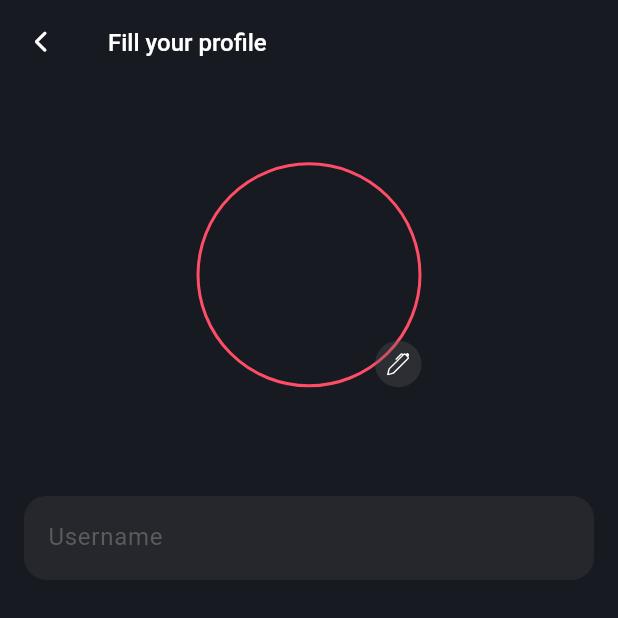
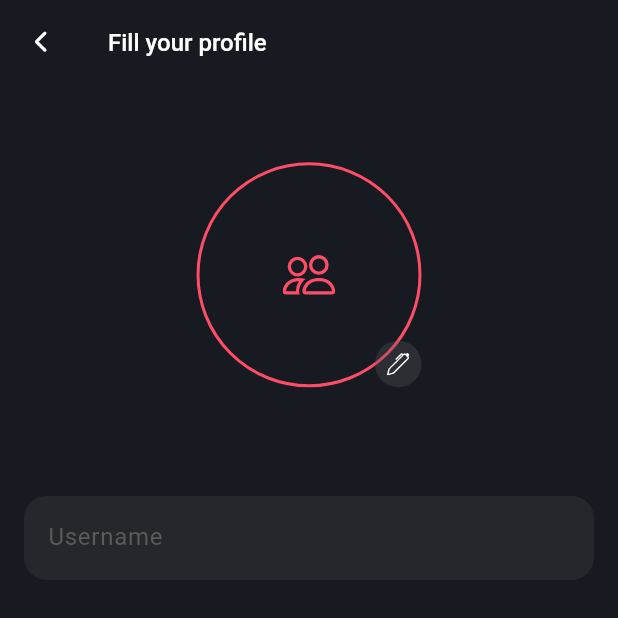
Before and after one commit to hafedh049/luxy, a Flutter app: the SignUp screen opened directly, on a phone screen of 412 x 824 dp, the top half of it. Run offline on Flutter 3.47's test engine with Material 3 defaults, Android fonts, the phone set to English and light mode, and no system bars; our stand-ins replace animated_toggle_switch, flutter_animate, fluttertoast, google_nav_bar, hive, icons_plus and 2 more; accounts and stored records are empty.

Commit message:
ModifiedM lib/views/auth/sign_up.dart

```diff
--- a/lib/views/auth/sign_up.dart
+++ b/lib/views/auth/sign_up.dart
@@ -33,7 +33,10 @@ class _SignUpState extends State<SignUp> {
   File? profilePicture;
   @override
   Widget build(BuildContext context) {
-    return Scaffold(
+    return GestureDetector(
+      onTap: () => FocusScope.of(context).unfocus(),
+      child: Scaffold(
+        resizeToAvoidBottomInset: false,
         appBar: AppBar(
           backgroundColor: dark,
           leading: IconButton(
@@ -62,7 +65,7 @@ class _SignUpState extends State<SignUp> {
                             border: Border.all(color: pink, width: 2),
                             image: profilePicture == null ? null : DecorationImage(image: AssetImage(profilePicture!.path), fit: BoxFit.cover),
                           ),
-                        child: profilePicture == null ? null : const Icon(Bootstrap.people, size: 25, color: pink),
+                          child: profilePicture != null ? null : const Icon(Bootstrap.people, size: 35, color: pink),
                         ),
                         Container(
                           padding: const EdgeInsets.all(8),
@@ -79,12 +82,7 @@ class _SignUpState extends State<SignUp> {
                 child: TextField(
                   style: const TextStyle(color: grey),
                   controller: _usernameController,
-                decoration: const InputDecoration(
-                  contentPadding: EdgeInsets.all(16),
-                  border: InputBorder.none,
-                  hintText: "Username",
-                  hintStyle: TextStyle(color: grey),
-                ),
+                  decoration: const InputDecoration(contentPadding: EdgeInsets.all(16), border: InputBorder.none, hintText: "Username", hintStyle: TextStyle(color: grey)),
                 ),
               ),
               Container(
@@ -92,12 +90,7 @@ class _SignUpState extends State<SignUp> {
                 child: TextField(
                   style: const TextStyle(color: grey),
                   controller: _emailController,
-                decoration: const InputDecoration(
-                  contentPadding: EdgeInsets.all(16),
-                  border: InputBorder.none,
-                  hintText: "E-mail",
-                  hintStyle: TextStyle(color: grey),
-                ),
+                  decoration: const InputDecoration(contentPadding: EdgeInsets.all(16), border: InputBorder.none, hintText: "E-mail", hintStyle: TextStyle(color: grey)),
                 ),
               ),
               Container(
@@ -145,7 +138,7 @@ class _SignUpState extends State<SignUp> {
                         TextField(
                           readOnly: true,
                           style: const TextStyle(color: grey),
-                        controller: _emailController,
+                          controller: _genderController,
                           decoration: InputDecoration(
                             contentPadding: const EdgeInsets.all(16),
                             border: InputBorder.none,
@@ -170,6 +163,7 @@ class _SignUpState extends State<SignUp> {
                                     _(
                                       () {
                                         _gender = 0;
+                                        _genderController.text = "Male";
                                         _genderMenu = false;
                                       },
                                     );
@@ -185,6 +179,7 @@ class _SignUpState extends State<SignUp> {
                                     _(
                                       () {
                                         _gender = 1;
+                                        _genderController.text = "Female";
                                         _genderMenu = false;
                                       },
                                     );
@@ -202,6 +197,7 @@ class _SignUpState extends State<SignUp> {
             ],
           ),
         ),
+      ),
     );
   }
 }
```
Lines whose indentation alone changed are shown as unchanged.
